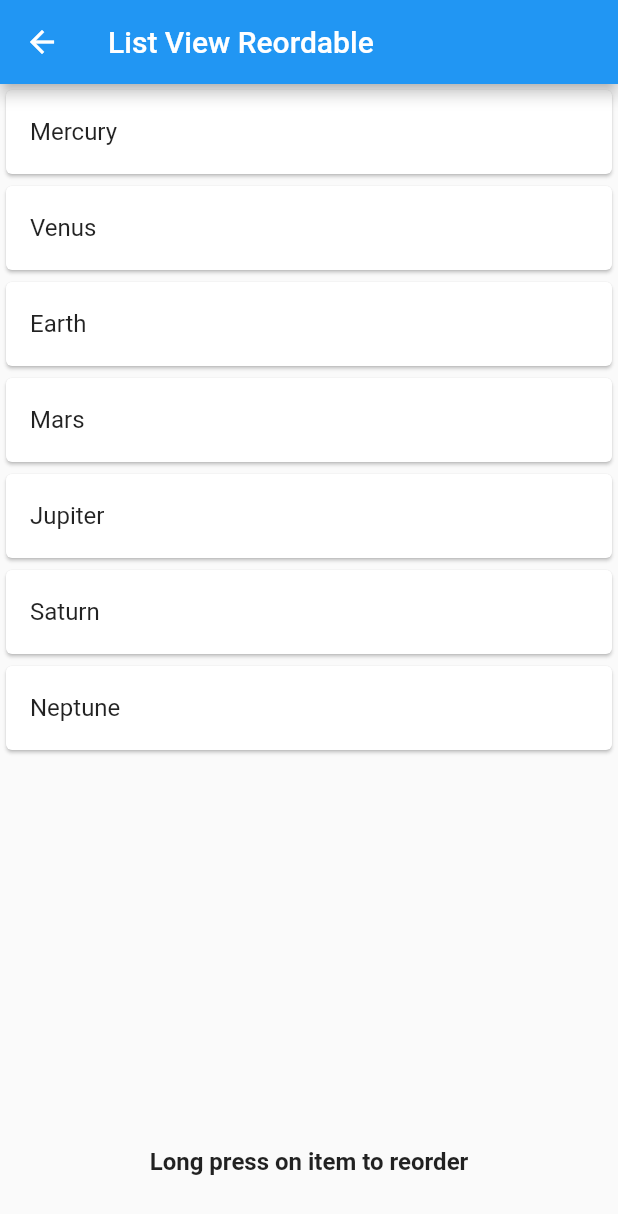
After one commit to fortinjoffrey/flutter_Widgets_Guide, a Flutter app: the ListViewReordable screen opened by its route, on a phone screen of 412 x 824 dp. The commit adds this screen. Shown: the top 1214 px of the screen. Run offline on Flutter 3.47's test engine with Material 2 defaults, Android fonts, the phone set to English and light mode, and no system bars; our stand-ins replace flutter_slidable.

Commit message:
010 Listview 'Reordable'

```diff
--- a/lib/models/routes_name.dart
+++ b/lib/models/routes_name.dart
@@ -4,5 +4,6 @@ class RoutesName {
   static const String listviewSimple = '/listviewSimple';
   static const String listviewDismissible = '/listviewDismissible';
   static const String listviewSlidable = '/listviewSlidable';
+  static const String listviewReordable = '/listviewReordable';
   static const String sliverlists = '/sliverlists';
 }
--- /dev/null
+++ b/lib/screens/listviews/listview_reordable.dart
@@ -0,0 +1,56 @@
+import 'package:flutter/material.dart';
+import 'package:widgets_guide/models/planet.dart';
+import 'package:widgets_guide/shared/constants.dart';
+
+class ListViewReordable extends StatefulWidget {
+  ListViewReordable({Key key}) : super(key: key);
+
+  @override
+  _ListViewReordableState createState() => _ListViewReordableState();
+}
+
+class _ListViewReordableState extends State<ListViewReordable> {
+  final List<Planet> planets = List.of(planetsTemplate);
+
+  @override
+  Widget build(BuildContext context) {
+    return Scaffold(
+      appBar: AppBar(
+        title: Text('List View Reordable'),
+      ),
+      body: Column(
+        children: [
+          Expanded(
+            child: ReorderableListView(
+              onReorder: (oldIndex, newIndex) {
+                setState(() {
+                  if (newIndex > oldIndex) {
+                    newIndex -= 1;
+                  }
+                  final item = planets.removeAt(oldIndex);
+                  planets.insert(newIndex, item);
+                });
+              },
+              children: [
+                for (var planet in planets)
+                  Card(
+                    key: UniqueKey(),
+                    child: ListTile(
+                      title: Text(planet.name),
+                    ),
+                  )
+              ],
+            ),
+          ),
+          Container(
+            margin: EdgeInsets.only(bottom: 40.0),
+            child: Text(
+              'Long press on item to reorder',
+              style: TextStyle(fontWeight: FontWeight.bold, fontSize: 16.0),
+            ),
+          ),
+        ],
+      ),
+    );
+  }
+}
--- a/lib/services/route_generator.dart
+++ b/lib/services/route_generator.dart
@@ -2,6 +2,7 @@ import 'package:flutter/material.dart';
 import 'package:widgets_guide/models/routes_name.dart';
 import 'package:widgets_guide/screens/home.dart';
 import 'package:widgets_guide/screens/listviews/listview_dismissible.dart';
+import 'package:widgets_guide/screens/listviews/listview_reordable.dart';
 import 'package:widgets_guide/screens/listviews/listview_simple.dart';
 import 'package:widgets_guide/screens/listviews/listview_slidable.dart';
 import 'package:widgets_guide/screens/listviews_home.dart';
@@ -24,6 +25,8 @@ class RouteGenerator {
         return MaterialPageRoute(builder: (_) => ListViewDismissible());
       case RoutesName.listviewSlidable:
         return MaterialPageRoute(builder: (_) => ListViewSlidable());
+      case RoutesName.listviewReordable:
+        return MaterialPageRoute(builder: (_) => ListViewReordable());
       case RoutesName.sliverlists:
         return MaterialPageRoute(builder: (_) => SliverListsHome());
       default:
--- a/lib/shared/constants.dart
+++ b/lib/shared/constants.dart
@@ -11,6 +11,7 @@ const List<Choice> listviewChoices = [
   Choice('Simple', RoutesName.listviewSimple),
   Choice('Dismissible', RoutesName.listviewDismissible),
   Choice('Slidable', RoutesName.listviewSlidable),
+  Choice('Reordable', RoutesName.listviewReordable),
 ];
 
 const List<Planet> planetsTemplate = [
```
Also changed, not shown: 1 other file.
